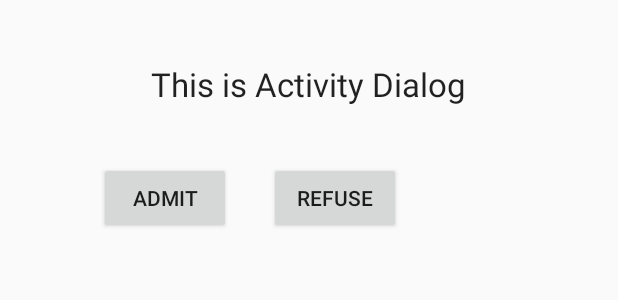
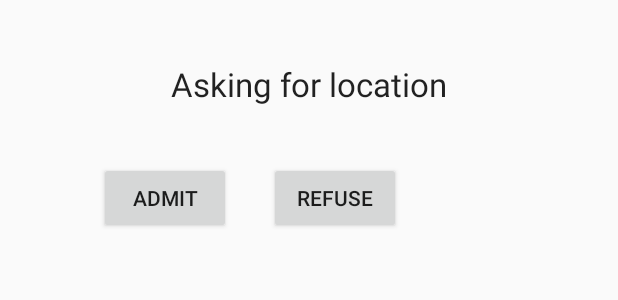
Before and after one commit to johnmoore/bravo-2, an Android app: the layout activity_dialog.xml on its own in the app's theme, with its tools: preview values and no code run, on a phone screen of 412 x 824 dp. Shown: the top 300 px of the screen. Run offline under Robolectric (Android 15) with nearby library versions, the phone set to English and light mode, and no system bars.

Commit message:
My customer location hook

```diff
--- a/APIHook/IntroSpyService/app/src/main/res/layout/activity_dialog.xml
+++ b/APIHook/IntroSpyService/app/src/main/res/layout/activity_dialog.xml
@@ -37,7 +37,7 @@
         android:layout_above="@+id/cancel_btn_id"
         android:layout_centerHorizontal="true"
         android:layout_marginBottom="37dp"
-        android:text="This is Activity Dialog"
+        android:text="Asking for location"
         android:textAppearance="?android:attr/textAppearanceLarge" />
 
 </RelativeLayout>
```
Also changed, not shown: APIHook/Introspy-Android Core/app/src/main/java/com/introspy/core/Main.java (+8 -0 lines), APIHook/Introspy-Android Core/app/src/main/java/com/introspy/custom_hooks/HookLocationImpl.java (+6 -5 lines), APIHook/Introspy-Android Core/app/src/main/aidl/com/ec700/epoch2/introspyservice/IRemoteService.aidl.
